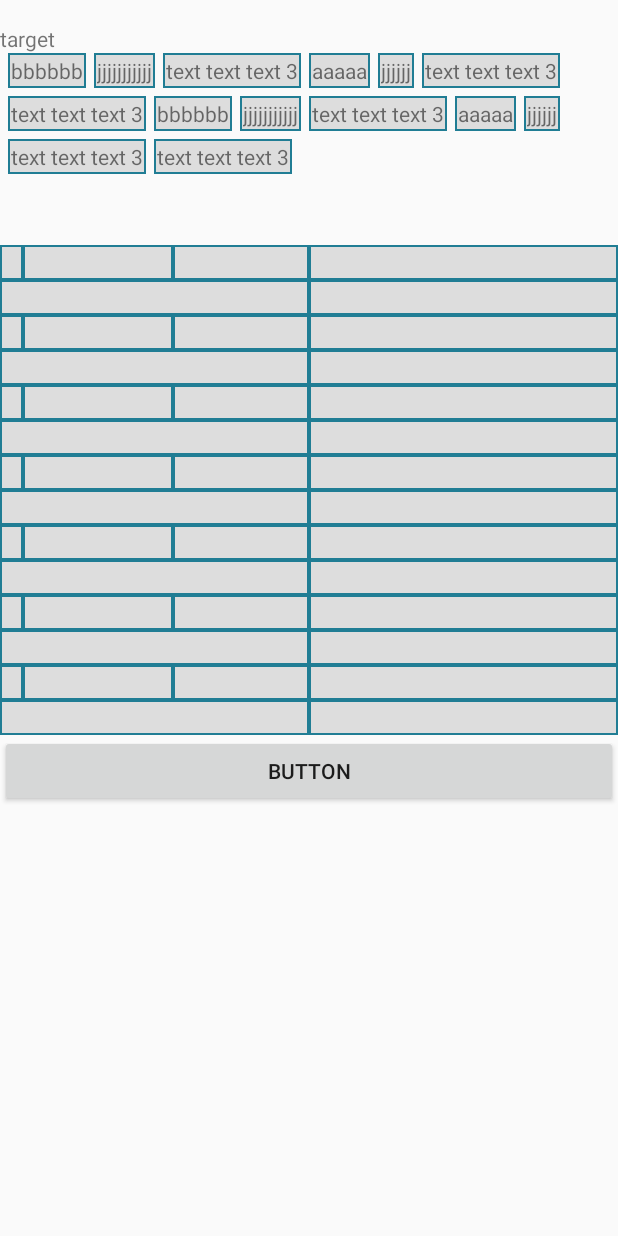
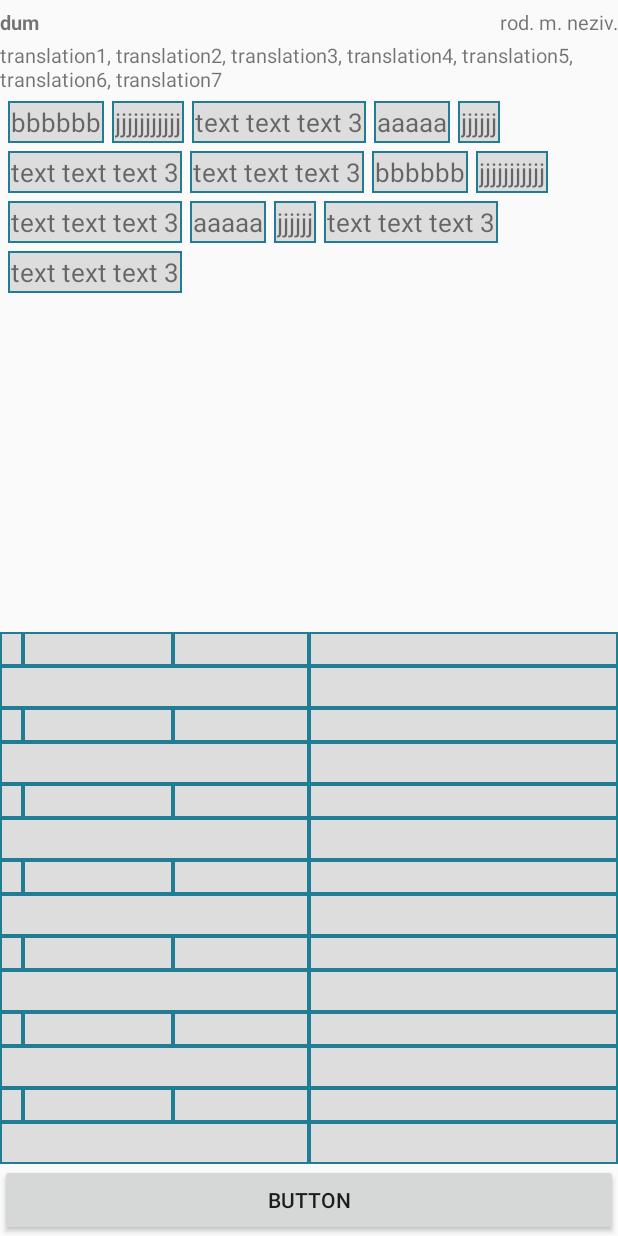
Before and after one commit to usharik/CzechDeclensionQuiz, an Android app: the layout activity_main.xml on its own in the app's theme, with its tools: preview values and no code run, on a phone screen of 412 x 824 dp. Run offline under Robolectric (Android 15) with nearby library versions, the phone set to English and light mode, and no system bars; network calls fail.

Commit message:
Pluralia and singularia tantum support Enlarging of dragged word Application flow improvement

```diff
--- a/app/build.gradle
+++ b/app/build.gradle
@@ -29,7 +29,7 @@ dependencies {
     implementation fileTree(dir: 'libs', include: ['*.jar'])
     implementation 'com.android.support:appcompat-v7:27.1.1'
     implementation 'com.android.support:design:27.1.1'
-    implementation 'com.android.support.constraint:constraint-layout:1.1.0'
+    implementation 'com.android.support.constraint:constraint-layout:1.1.2'
     implementation "android.arch.lifecycle:runtime:1.1.1"
     implementation "android.arch.lifecycle:extensions:1.1.1"
     implementation 'io.reactivex.rxjava2:rxjava:2.1.6'
@@ -38,6 +38,7 @@ dependencies {
     implementation 'com.google.dagger:dagger-android-support:2.16'
     implementation 'android.arch.persistence.room:runtime:1.1.0'
     implementation 'android.arch.persistence.room:rxjava2:1.1.0'
+    //implementation 'com.couchbase.lite:couchbase-lite-android:2.0.0'
     testImplementation 'junit:junit:4.12'
     androidTestImplementation 'com.android.support.test:runner:1.0.2'
     androidTestImplementation 'com.android.support.test.espresso:espresso-core:3.0.2'
--- a/app/src/main/java/com/usharik/app/AppState.java
+++ b/app/src/main/java/com/usharik/app/AppState.java
@@ -1,8 +1,14 @@
 package com.usharik.app;
+
+import com.usharik.app.service.WordService;
 
 /**
  * Created by macbook on 07/03/2018.
  */
 
 public class AppState {
+    WordService.WordInfo wordInfo;
+    MainViewModel.WordTextModel[] wordTextModels = new MainViewModel.WordTextModel[14];
+    String[][] correctAnswers = new String[2][7];
+    int[][] actualAnswers = new int[2][7];
 }
--- a/app/src/main/res/layout/activity_main.xml
+++ b/app/src/main/res/layout/activity_main.xml
@@ -4,7 +4,10 @@
     xmlns:tools="http://schemas.android.com/tools">
 
     <data>
-        <variable name="viewModel" type="com.usharik.app.MainViewModel" />
+
+        <variable
+            name="viewModel"
+            type="com.usharik.app.MainViewModel" />
     </data>
 
     <android.support.constraint.ConstraintLayout
@@ -14,24 +17,51 @@
         tools:context="com.usharik.app.MainActivity">
 
         <TextView
-            android:id="@+id/message"
+            android:id="@+id/word"
             android:layout_width="wrap_content"
             android:layout_height="wrap_content"
-            android:layout_marginTop="@dimen/activity_vertical_margin"
-            android:text="target"
+            android:layout_marginTop="5dp"
+            android:text="@{viewModel.word}"
+            android:textStyle="bold"
+            android:textSize="@dimen/static_font_size"
             app:layout_constraintLeft_toLeftOf="parent"
-            app:layout_constraintTop_toTopOf="parent" />
+            app:layout_constraintTop_toTopOf="parent"
+            tools:text="dum" />
+
+        <TextView
+            android:id="@+id/gender"
+            android:layout_width="wrap_content"
+            android:layout_height="wrap_content"
+            android:layout_marginTop="5dp"
+            android:text="@{viewModel.gender}"
+            android:textSize="@dimen/static_font_size"
+            app:layout_constraintRight_toRightOf="parent"
+            app:layout_constraintTop_toTopOf="parent"
+            tools:text="rod. m. neziv." />
+
+        <TextView
+            android:id="@+id/translation"
+            android:layout_width="wrap_content"
+            android:layout_height="wrap_content"
+            android:layout_marginTop="3dp"
+            android:text="@{viewModel.translation}"
+            android:textSize="@dimen/static_font_size"
+            app:layout_constraintLeft_toLeftOf="parent"
+            app:layout_constraintRight_toRightOf="parent"
+            app:layout_constraintTop_toBottomOf="@id/word"
+            tools:text="translation1, translation2, translation3, translation4, translation5, translation6, translation7" />
 
         <com.usharik.app.widget.FlowLayout
             android:id="@+id/flow"
             android:layout_width="0dp"
-            android:layout_height="120dp"
+            android:layout_height="wrap_content"
             android:layout_marginLeft="5dp"
             android:layout_marginRight="5dp"
-            app:layout_constraintBottom_toTopOf="@+id/case1"
+            android:layout_marginTop="5dp"
+            app:layout_constraintTop_toBottomOf="@id/translation"
             app:layout_constraintLeft_toLeftOf="parent"
             app:layout_constraintRight_toRightOf="parent"
-            app:layout_constraintTop_toBottomOf="@id/message">
+            app:layout_constraintVertical_bias="0.6">
 
             <TextView
                 android:id="@+id/word1"
@@ -41,8 +71,9 @@
                 android:layout_marginTop="@dimen/activity_vertical_margin"
                 android:background="@drawable/rect"
                 android:tag="0"
+                android:text="@{viewModel.wordTextModels[0].word}"
+                android:textSize="@dimen/draggable_font_size"
                 android:visibility="@{viewModel.wordTextModels[0].visible}"
-                android:text="@{viewModel.wordTextModels[0].word}"
                 tools:text="bbbbbb" />
 
             <TextView
@@ -53,8 +84,9 @@
                 android:layout_marginTop="@dimen/activity_vertical_margin"
                 android:background="@drawable/rect"
                 android:tag="1"
+                android:text="@{viewModel.wordTextModels[1].word}"
+                android:textSize="@dimen/draggable_font_size"
                 android:visibility="@{viewModel.wordTextModels[1].visible}"
-                android:text="@{viewModel.wordTextModels[1].word}"
                 tools:text="jjjjjjjjjjj" />
 
             <TextView
@@ -65,8 +97,9 @@
                 android:layout_marginTop="@dimen/activity_vertical_margin"
                 android:background="@drawable/rect"
                 android:tag="2"
+                android:text="@{viewModel.wordTextModels[2].word}"
+                android:textSize="@dimen/draggable_font_size"
                 android:visibility="@{viewModel.wordTextModels[2].visible}"
-                android:text="@{viewModel.wordTextModels[2].word}"
                 tools:text="text text text 3" />
 
             <TextView
@@ -77,8 +110,9 @@
                 android:layout_marginTop="@dimen/activity_vertical_margin"
                 android:background="@drawable/rect"
                 android:tag="3"
+                android:text="@{viewModel.wordTextModels[3].word}"
+                android:textSize="@dimen/draggable_font_size"
                 android:visibility="@{viewModel.wordTextModels[3].visible}"
-                android:text="@{viewModel.wordTextModels[3].word}"
                 tools:text="aaaaa" />
 
             <TextView
@@ -89,8 +123,9 @@
                 android:layout_marginTop="@dimen/activity_vertical_margin"
                 android:background="@drawable/rect"
                 android:tag="4"
+                android:text="@{viewModel.wordTextModels[4].word}"
+                android:textSize="@dimen/draggable_font_size"
                 android:visibility="@{viewModel.wordTextModels[4].visible}"
-                android:text="@{viewModel.wordTextModels[4].word}"
                 tools:text="jjjjjj" />
 
             <TextView
@@ -101,8 +136,9 @@
                 android:layout_marginTop="@dimen/activity_vertical_margin"
                 android:background="@drawable/rect"
                 android:tag="5"
+                android:text="@{viewModel.wordTextModels[5].word}"
+                android:textSize="@dimen/draggable_font_size"
                 android:visibility="@{viewModel.wordTextModels[5].visible}"
-                android:text="@{viewModel.wordTextModels[5].word}"
                 tools:text="text text text 3" />
 
             <TextView
@@ -113,8 +149,9 @@
                 android:layout_marginTop="@dimen/activity_vertical_margin"
                 android:background="@drawable/rect"
                 android:tag="6"
+                android:text="@{viewModel.wordTextModels[6].word}"
+                android:textSize="@dimen/draggable_font_size"
                 android:visibility="@{viewModel.wordTextModels[6].visible}"
-                android:text="@{viewModel.wordTextModels[6].word}"
                 tools:text="text text text 3" />
 
             <TextView
@@ -125,8 +162,9 @@
                 android:layout_marginTop="@dimen/activity_vertical_margin"
                 android:background="@drawable/rect"
                 android:tag="7"
+                android:text="@{viewModel.wordTextModels[7].word}"
+                android:textSize="@dimen/draggable_font_size"
                 android:visibility="@{viewModel.wordTextModels[7].visible}"
-                android:text="@{viewModel.wordTextModels[7].word}"
                 tools:text="bbbbbb" />
 
             <TextView
@@ -137,8 +175,9 @@
                 android:layout_marginTop="@dimen/activity_vertical_margin"
                 android:background="@drawable/rect"
                 android:tag="8"
+                android:text="@{viewModel.wordTextModels[8].word}"
+                android:textSize="@dimen/draggable_font_size"
                 android:visibility="@{viewModel.wordTextModels[8].visible}"
-                android:text="@{viewModel.wordTextModels[8].word}"
                 tools:text="jjjjjjjjjjj" />
 
             <TextView
@@ -149,8 +188,9 @@
                 android:layout_marginTop="@dimen/activity_vertical_margin"
                 android:background="@drawable/rect"
                 android:tag="9"
+                android:text="@{viewModel.wordTextModels[9].word}"
+                android:textSize="@dimen/draggable_font_size"
                 android:visibility="@{viewModel.wordTextModels[9].visible}"
-                android:text="@{viewModel.wordTextModels[9].word}"
                 tools:text="text text text 3" />
 
             <TextView
@@ -161,8 +201,9 @@
                 android:layout_marginTop="@dimen/activity_vertical_margin"
                 android:background="@drawable/rect"
                 android:tag="10"
+                android:text="@{viewModel.wordTextModels[10].word}"
+                android:textSize="@dimen/draggable_font_size"
                 android:visibility="@{viewModel.wordTextModels[10].visible}"
-                android:text="@{viewModel.wordTextModels[10].word}"
                 tools:text="aaaaa" />
 
             <TextView
@@ -173,8 +214,9 @@
                 android:layout_marginTop="@dimen/activity_vertical_margin"
                 android:background="@drawable/rect"
                 android:tag="11"
+                android:text="@{viewModel.wordTextModels[11].word}"
+                android:textSize="@dimen/draggable_font_size"
                 android:visibility="@{viewModel.wordTextModels[11].visible}"
-                android:text="@{viewModel.wordTextModels[11].word}"
                 tools:text="jjjjjj" />
 
             <TextView
@@ -185,8 +227,9 @@
                 android:layout_marginTop="@dimen/activity_vertical_margin"
                 android:background="@drawable/rect"
                 android:tag="12"
+                android:text="@{viewModel.wordTextModels[12].word}"
+                android:textSize="@dimen/draggable_font_size"
                 android:visibility="@{viewModel.wordTextModels[12].visible}"
-                android:text="@{viewModel.wordTextModels[12].word}"
                 tools:text="text text text 3" />
 
             <TextView
@@ -197,8 +240,9 @@
                 android:layout_marginTop="@dimen/activity_vertical_margin"
                 android:background="@drawable/rect"
                 android:tag="13"
+                android:text="@{viewModel.wordTextModels[13].word}"
+                android:textSize="@dimen/draggable_font_size"
                 android:visibility="@{viewModel.wordTextModels[13].visible}"
-                android:text="@{viewModel.wordTextModels[13].word}"
                 tools:text="text text text 3" />
 
         </com.usharik.app.widget.FlowLayout>
@@ -208,101 +252,101 @@
             layout="@layout/row_case"
             android:layout_width="0dp"
             android:layout_height="wrap_content"
-            android:layout_marginTop="8dp"
+            android:layout_marginTop="5dp"
+            android:tag="0"
             app:layout_constraintLeft_toLeftOf="parent"
             app:layout_constraintRight_toRightOf="parent"
-            app:layout_constraintTop_toBottomOf="@id/flow"
-            android:tag="0"
+            app:layout_constraintBottom_toTopOf="@id/case2"
             app:num="@{0}"
-            app:singular="@{viewModel.getWordByIndex(viewModel.caseModels[0][0])}"
-            app:plural="@{viewModel.getWordByIndex(viewModel.caseModels[1][0])}" />
+            app:plural="@{viewModel.getWordByIndex(viewModel.caseModels[1][0])}"
+            app:singular="@{viewModel.getWordByIndex(viewModel.caseModels[0][0])}" />
 
         <include
             android:id="@+id/case2"
             layout="@layout/row_case"
             android:layout_width="0dp"
             android:layout_height="wrap_content"
-            app:layout_constraintTop_toBottomOf="@id/case1"
+            android:tag="1"
             app:layout_constraintLeft_toLeftOf="parent"
             app:layout_constraintRight_toRightOf="parent"
-            android:tag="1"
+            app:layout_constraintBottom_toTopOf="@id/case3"
             app:num="@{1}"
-            app:singular="@{viewModel.getWordByIndex(viewModel.caseModels[0][1])}"
-            app:plural="@{viewModel.getWordByIndex(viewModel.caseModels[1][1])}" />
+            app:plural="@{viewModel.getWordByIndex(viewModel.caseModels[1][1])}"
+            app:singular="@{viewModel.getWordByIndex(viewModel.caseModels[0][1])}" />
 
         <include
             android:id="@+id/case3"
             layout="@layout/row_case"
             android:layout_width="0dp"
             android:layout_height="wrap_content"
-            app:layout_constraintTop_toBottomOf="@id/case2"
+            android:tag="2"
             app:layout_constraintLeft_toLeftOf="parent"
             app:layout_constraintRight_toRightOf="parent"
-            android:tag="2"
+            app:layout_constraintBottom_toTopOf="@id/case4"
             app:num="@{2}"
-            app:singular="@{viewModel.getWordByIndex(viewModel.caseModels[0][2])}"
-            app:plural="@{viewModel.getWordByIndex(viewModel.caseModels[1][2])}" />
+            app:plural="@{viewModel.getWordByIndex(viewModel.caseModels[1][2])}"
+            app:singular="@{viewModel.getWordByIndex(viewModel.caseModels[0][2])}" />
 
         <include
             android:id="@+id/case4"
             layout="@layout/row_case"
             android:layout_width="0dp"
             android:layout_height="wrap_content"
-            app:layout_constraintTop_toBottomOf="@id/case3"
+            android:tag="3"
             app:layout_constraintLeft_toLeftOf="parent"
             app:layout_constraintRight_toRightOf="parent"
-            android:tag="3"
+            app:layout_constraintBottom_toTopOf="@id/case5"
             app:num="@{3}"
-            app:singular="@{viewModel.getWordByIndex(viewModel.caseModels[0][3])}"
-            app:plural="@{viewModel.getWordByIndex(viewModel.caseModels[1][3])}" />
+            app:plural="@{viewModel.getWordByIndex(viewModel.caseModels[1][3])}"
+            app:singular="@{viewModel.getWordByIndex(viewModel.caseModels[0][3])}" />
 
         <include
             android:id="@+id/case5"
             layout="@layout/row_case"
             android:layout_width="0dp"
             android:layout_height="wrap_content"
-            app:layout_constraintTop_toBottomOf="@id/case4"
+            android:tag="4"
             app:layout_constraintLeft_toLeftOf="parent"
             app:layout_constraintRight_toRightOf="parent"
-            android:tag="4"
+            app:layout_constraintBottom_toTopOf="@id/case6"
             app:num="@{4}"
-            app:singular="@{viewModel.getWordByIndex(viewModel.caseModels[0][4])}"
-            app:plural="@{viewModel.getWordByIndex(viewModel.caseModels[1][4])}" />
+            app:plural="@{viewModel.getWordByIndex(viewModel.caseModels[1][4])}"
+            app:singular="@{viewModel.getWordByIndex(viewModel.caseModels[0][4])}" />
 
         <include
             android:id="@+id/case6"
             layout="@layout/row_case"
             android:layout_width="0dp"
             android:layout_height="wrap_content"
-            app:layout_constraintTop_toBottomOf="@id/case5"
+            android:tag="5"
             app:layout_constraintLeft_toLeftOf="parent"
             app:layout_constraintRight_toRightOf="parent"
-            android:tag="5"
+            app:layout_constraintBottom_toTopOf="@id/case7"
             app:num="@{5}"
-            app:singular="@{viewModel.getWordByIndex(viewModel.caseModels[0][5])}"
-            app:plural="@{viewModel.getWordByIndex(viewModel.caseModels[1][5])}" />
+            app:plural="@{viewModel.getWordByIndex(viewModel.caseModels[1][5])}"
+            app:singular="@{viewModel.getWordByIndex(viewModel.caseModels[0][5])}" />
 
         <include
             android:id="@+id/case7"
             layout="@layout/row_case"
             android:layout_width="0dp"
             android:layout_height="wrap_content"
-            app:layout_constraintTop_toBottomOf="@id/case6"
+            android:tag="6"
             app:layout_constraintLeft_toLeftOf="parent"
             app:layout_constraintRight_toRightOf="parent"
-            android:tag="6"
+            app:layout_constraintBottom_toTopOf="@id/button"
             app:num="@{6}"
-            app:singular="@{viewModel.getWordByIndex(viewModel.caseModels[0][6])}"
-            app:plural="@{viewModel.getWordByIndex(viewModel.caseModels[1][6])}" />
+            app:plural="@{viewModel.getWordByIndex(viewModel.caseModels[1][6])}"
+            app:singular="@{viewModel.getWordByIndex(viewModel.caseModels[0][6])}" />
 
         <Button
             android:id="@+id/button"
             android:layout_width="0dp"
             android:layout_height="wrap_content"
             android:text="Button"
-            app:layout_constraintTop_toBottomOf="@id/case7"
             app:layout_constraintLeft_toLeftOf="parent"
-            app:layout_constraintRight_toRightOf="parent" />
+            app:layout_constraintRight_toRightOf="parent"
+            app:layout_constraintBottom_toBottomOf="parent" />
 
     </android.support.constraint.ConstraintLayout>
 
--- a/app/src/main/res/layout/row_case.xml
+++ b/app/src/main/res/layout/row_case.xml
@@ -20,6 +20,7 @@
             android:layout_height="wrap_content"
             android:background="@drawable/rect"
             android:textStyle="bold"
+            android:textSize="@dimen/static_font_size"
             app:layout_constraintEnd_toStartOf="@id/caseName"
             app:layout_constraintStart_toStartOf="parent"
             app:layout_constraintTop_toTopOf="parent"
@@ -32,6 +33,7 @@
             android:layout_height="wrap_content"
             android:background="@drawable/rect"
             android:textStyle="bold"
+            android:textSize="@dimen/static_font_size"
             app:layout_constraintEnd_toStartOf="@id/caseHint"
             app:layout_constraintStart_toEndOf="@id/caseNum"
             app:layout_constraintTop_toTopOf="parent"
@@ -44,6 +46,7 @@
             android:layout_height="wrap_content"
             android:background="@drawable/rect"
             android:textStyle="bold"
+            android:textSize="@dimen/static_font_size"
             app:layout_constraintEnd_toEndOf="@id/caseSingular"
             app:layout_constraintStart_toEndOf="@id/caseName"
             app:layout_constraintTop_toTopOf="parent"
@@ -56,6 +59,7 @@
             android:layout_height="wrap_content"
             android:background="@drawable/rect"
             android:textStyle="bold"
+            android:textSize="@dimen/static_font_size"
             app:layout_constraintEnd_toEndOf="parent"
             app:layout_constraintStart_toStartOf="@id/casePlural"
             app:layout_constraintTop_toTopOf="parent"
@@ -68,6 +72,7 @@
             android:layout_height="wrap_content"
             android:background="@drawable/rect"
             android:textAlignment="center"
+            android:textSize="@dimen/draggable_font_size"
             app:layout_constraintEnd_toStartOf="@id/casePlural"
             app:layout_constraintStart_toStartOf="parent"
             app:layout_constraintTop_toBottomOf="@id/caseNum"
@@ -81,6 +86,7 @@
             android:layout_height="wrap_content"
             android:background="@drawable/rect"
             android:textAlignment="center"
+            android:textSize="@dimen/draggable_font_size"
             app:layout_constraintEnd_toEndOf="parent"
             app:layout_constraintStart_toEndOf="@id/caseSingular"
             app:layout_constraintTop_toBottomOf="@id/caseNum"
--- a/app/src/main/res/values/dimens.xml
+++ b/app/src/main/res/values/dimens.xml
@@ -4,4 +4,6 @@
     <dimen name="activity_vertical_margin">16dp</dimen>
     <dimen name="activity_half_horizontal_margin">5dp</dimen>
     <dimen name="activity_half_vertical_margin">5dp</dimen>
+    <dimen name="draggable_font_size">17sp</dimen>
+    <dimen name="static_font_size">13sp</dimen>
 </resources>
--- a/app/src/main/res/values/strings.xml
+++ b/app/src/main/res/values/strings.xml
@@ -1,8 +1,5 @@
 <resources>
-    <string name="app_name">Application name</string>
-    <string name="title_home">Home</string>
-    <string name="title_dashboard">Dashboard</string>
-    <string name="title_notifications">Notifications</string>
+    <string name="app_name">Czech declension quiz</string>
 
     <array name="caseName">
         <item>Nominativ</item>
```
Also changed, not shown: app/src/main/java/com/usharik/app/App.java (+21 -0 lines), app/src/main/java/com/usharik/app/MainActivity.java (+13 -6 lines), app/src/main/java/com/usharik/app/MainViewModel.java (+49 -40 lines), app/src/main/java/com/usharik/app/widget/CustomDragShadowBuilder.java (added, +32 -0 lines), app/src/main/res/menu/navigation.xml (+0 -16 lines), 1 other file.
